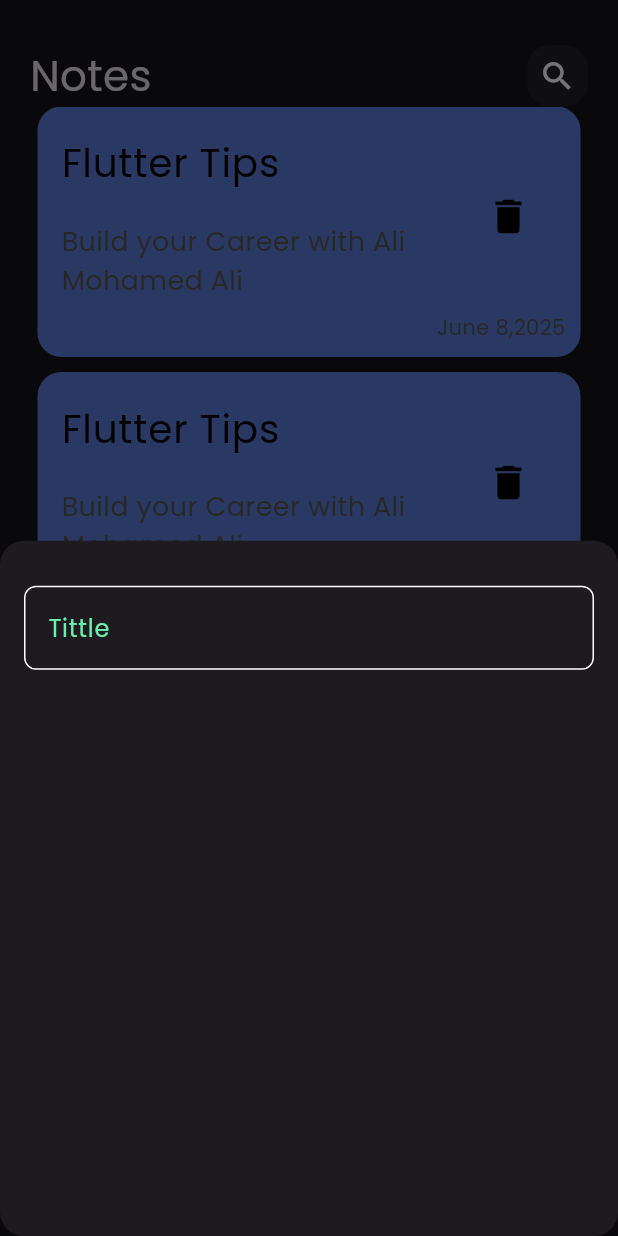
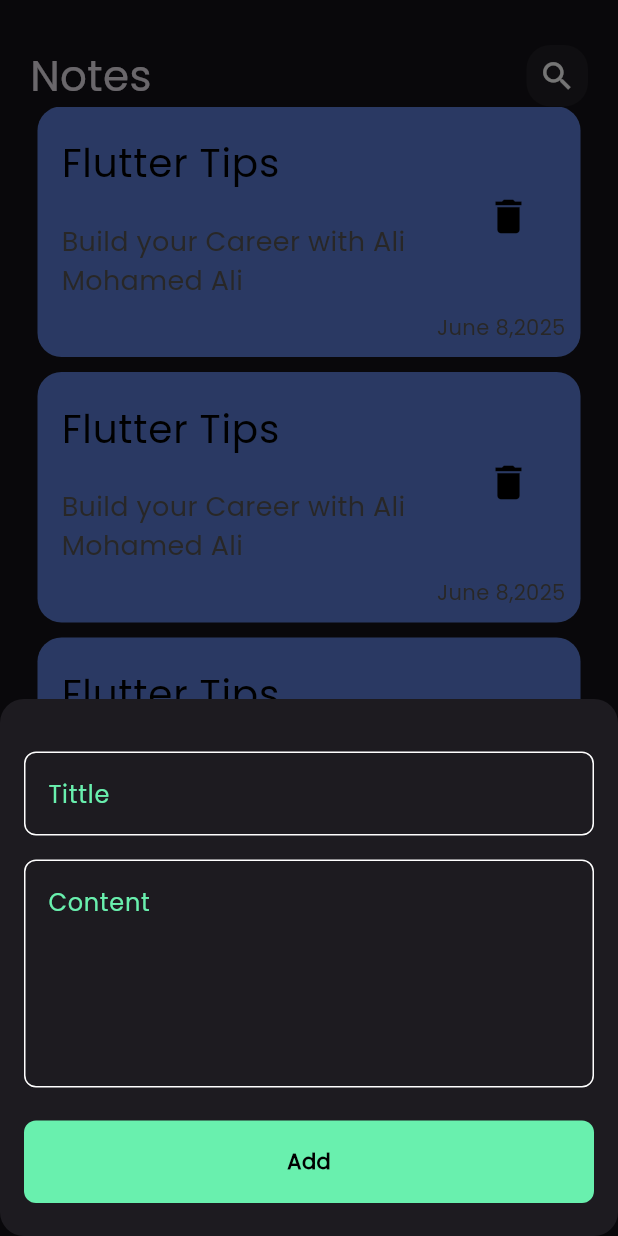
Before and after one commit to AliMohamedAli25/notesapp, a Flutter app: the screen it shows after launch, after a tap on the "add" icon, on a phone screen of 412 x 824 dp. Run offline on Flutter 3.47's test engine with Material 3 defaults, Android fonts, the phone set to English and light mode, and no system bars.

Commit message:
add custom button

```diff
--- a/lib/widgets/addnotesmodelsheet.dart
+++ b/lib/widgets/addnotesmodelsheet.dart
@@ -1,4 +1,5 @@
 import 'package:flutter/material.dart';
+import 'package:notesapp/widgets/custombutton.dart';
 import 'package:notesapp/widgets/customtextfield.dart';
 
 class addnotesmodelsheet extends StatelessWidget {
@@ -6,15 +7,21 @@ class addnotesmodelsheet extends StatelessWidget {
 
   @override
   Widget build(BuildContext context) {
-    return Container(
-      child: Column(
-        children: [
-          SizedBox(height: 30),
-          Padding(
-            padding: const EdgeInsets.symmetric(horizontal: 16),
-            child: Customtextfield(),
-          ),
-        ],
+    return Padding(
+      padding: const EdgeInsets.symmetric(horizontal: 16),
+      child: SingleChildScrollView(
+        child: Column(
+          children: const [
+            SizedBox(height: 35),
+            Customtextfield(hint: 'Tittle'),
+
+            SizedBox(height: 16),
+            Customtextfield(hint: 'Content', maxlines: 5),
+            SizedBox(height: 22),
+            Custombutton(),
+            SizedBox(height: 22),
+          ],
+        ),
       ),
     );
   }
--- /dev/null
+++ b/lib/widgets/custombutton.dart
@@ -0,0 +1,28 @@
+import 'package:flutter/material.dart';
+import 'package:notesapp/widgets/constants.dart';
+
+class Custombutton extends StatelessWidget {
+  const Custombutton({super.key});
+
+  @override
+  Widget build(BuildContext context) {
+    return Container(
+      height: 55,
+      width: MediaQuery.of(context).size.width,
+      decoration: BoxDecoration(
+        borderRadius: BorderRadius.circular(8),
+        color: kprimarycolor,
+      ),
+      child: Center(
+        child: Text(
+          'Add',
+          style: TextStyle(
+            color: Colors.black,
+            fontWeight: FontWeight.w600,
+            fontSize: 14,
+          ),
+        ),
+      ),
+    );
+  }
+}
--- a/lib/widgets/customtextfield.dart
+++ b/lib/widgets/customtextfield.dart
@@ -2,14 +2,16 @@ import 'package:flutter/material.dart';
 import 'package:notesapp/widgets/constants.dart';
 
 class Customtextfield extends StatelessWidget {
-  const Customtextfield({super.key});
-
+  const Customtextfield({super.key, required this.hint, this.maxlines = 1});
+  final String hint;
+  final int maxlines;
   @override
   Widget build(BuildContext context) {
     return TextField(
       cursorColor: kprimarycolor,
+      maxLines: maxlines,
       decoration: InputDecoration(
-        hintText: 'Tittle',
+        hintText: hint,
         hintStyle: TextStyle(color: kprimarycolor),
         enabledBorder: borderbuilder(),
         focusedBorder: borderbuilder(kprimarycolor),
```
